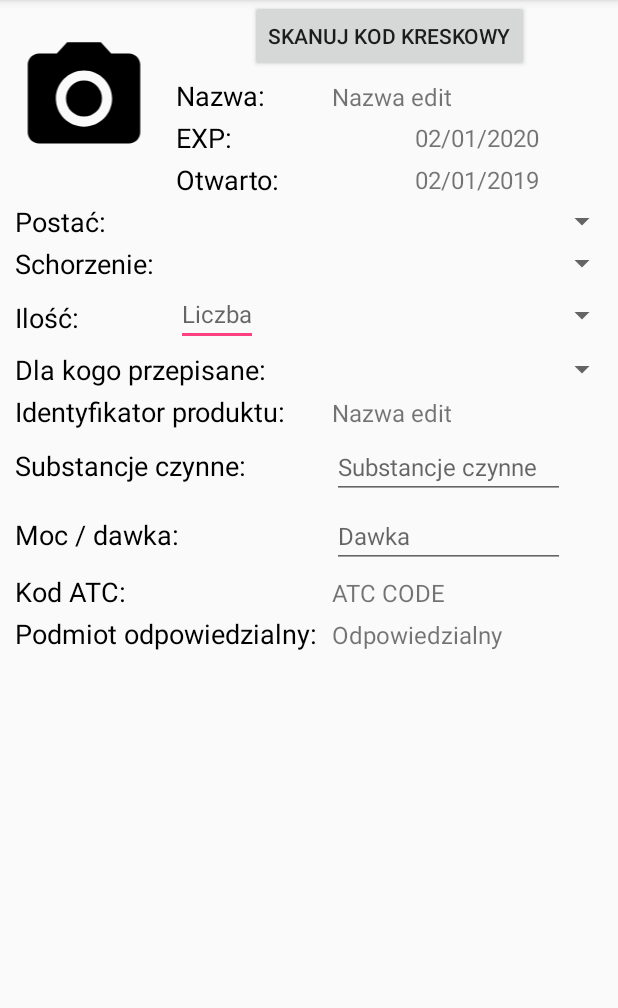
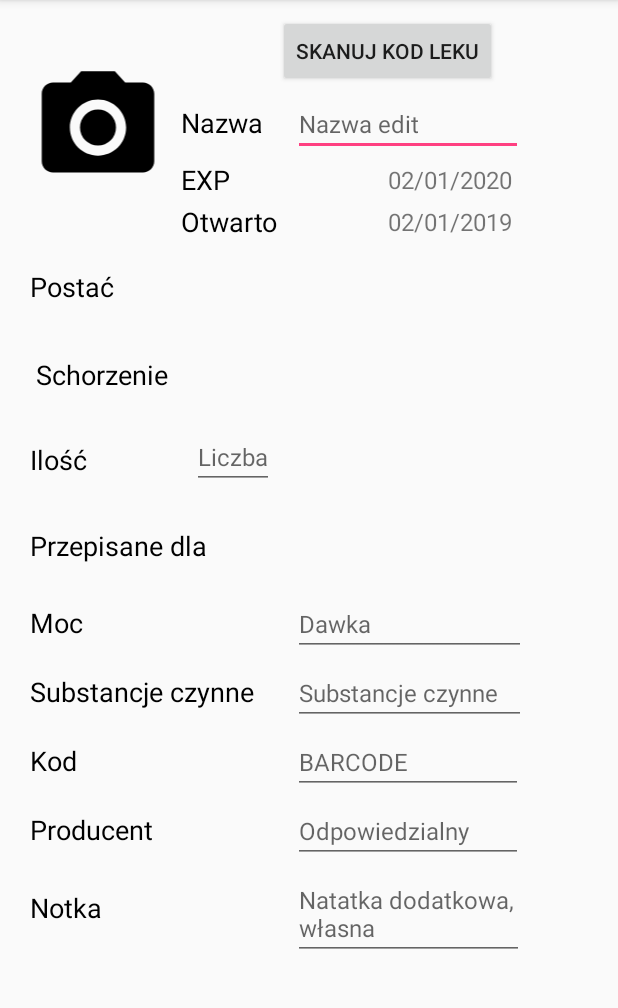
Before and after one commit to mysha13/MyFirstAidKit, an Android app: the AddMedicine screen opened directly, with no data from a screen before it, on a phone screen of 412 x 824 dp, the part 84-1092 px from its top. Run offline under Robolectric (Android 15) with nearby library versions, the phone set to English and light mode, and no system bars; our stand-ins replace ButterKnife.

Commit message:
Add calendar to AddMedicine Activity, add string list, change view
Calendar fo textviews to pick open and exp date

Change view
Add strings list

```diff
--- a/app/src/main/java/com/example/elasz/myfirstaidkit/AddMedicine.java
+++ b/app/src/main/java/com/example/elasz/myfirstaidkit/AddMedicine.java
@@ -1,10 +1,18 @@
 package com.example.elasz.myfirstaidkit;
 
+import android.app.DatePickerDialog;
 import android.content.Intent;
+import android.graphics.Color;
+import android.graphics.drawable.ColorDrawable;
 import android.support.v7.app.AppCompatActivity;
 import android.os.Bundle;
+import android.util.Log;
 import android.view.View;
 import android.widget.Button;
+import android.widget.DatePicker;
+import android.widget.TextView;
+
+import java.util.Calendar;
 
 import butterknife.BindView;
 import butterknife.ButterKnife;
@@ -12,6 +20,19 @@ import butterknife.OnClick;
 
 
 public class AddMedicine extends AppCompatActivity {
+
+    private static final String TAG = "AddMedicine";
+
+    @BindView(R.id.txt_expdate)
+    TextView displayExpDate;
+
+    @BindView(R.id.txt_opendate)
+    TextView displayOpenDate;
+
+    //private TextView mDisplayDate;
+    private DatePickerDialog.OnDateSetListener mDateSetListener;
+    private DatePickerDialog.OnDateSetListener mDateSetListenerForOpen;
+
 //butterknife nie działa!!!
     @BindView(R.id.btn_scanBarcode)
     Button btnScanBarcode;
@@ -22,16 +43,115 @@ public class AddMedicine extends AppCompatActivity {
         super.onCreate(savedInstanceState);
         setContentView(R.layout.activity_add_medicine);
         ButterKnife.bind(this);
+        displayExpDate = (TextView) findViewById(R.id.txt_expdate);
+        displayExpDate.setOnClickListener(new View.OnClickListener() {
+            @Override
+            public void onClick(View view) {
+                getExpDate();
+            }
+        });
+
+        displayOpenDate=(TextView) findViewById(R.id.txt_opendate);
+        displayOpenDate.setOnClickListener(new View.OnClickListener() {
+            @Override
+            public void onClick(View view) {
+                getOpenDate();
+            }
+        });
 
 
         btnScanBarcode = (Button) findViewById(R.id.btn_scanBarcode);
+        //mDisplayDate = (TextView) findViewById(R.id.txt_expdate);
         btnScanBarcode.setOnClickListener(new View.OnClickListener() {
             @Override
             public void onClick(View view) {
                 OpenBarcodeScannerActivity();
+
             }
         });
+
+            /*@Override
+            public void onClick(View view){
+                GetCurrentDateData();
+            }
+*/
+            /*mDisplayDate = (TextView) findViewById(R.id.txt_expdate);
+            mDisplayDate.setOnClickListener(new View.OnClickListener() {
+                @Override
+                public void onClick(View view) {
+                    Calendar cal = Calendar.getInstance();
+                    int year = cal.get(Calendar.YEAR);
+                    int month = cal.get(Calendar.MONTH);
+                    int day = cal.get(Calendar.DAY_OF_MONTH);
+                    DatePickerDialog dialog = new DatePickerDialog(
+                            AddMedicine.this,
+                            android.R.style.Theme_Holo_Light_Dialog_MinWidth,
+                            mDateSetListener,
+                            year,month,day);
+                    dialog.getWindow().setBackgroundDrawable(new ColorDrawable(Color.TRANSPARENT));
+                    dialog.show();*/
+
+
+
+
+
+        mDateSetListener = new DatePickerDialog.OnDateSetListener() {
+            @Override
+            public void onDateSet(DatePicker datePicker, int year, int month, int day) {
+                month = month + 1;
+                Log.d(TAG, "onDateSet: dd/mm/yyy: " + day + "/" + month + "/" + year);
+
+                String date = day + "/" + month + "/" + year;
+                displayExpDate.setText(date);
+
+            }
+        };
+
+        mDateSetListenerForOpen = new DatePickerDialog.OnDateSetListener() {
+            @Override
+            public void onDateSet(DatePicker datePicker, int year, int month, int day) {
+                month = month + 1;
+                Log.d(TAG, "onDateSet: dd/mm/yyy: " + day + "/" + month + "/" + year);
+
+                String date = day + "/" + month + "/" + year;
+                displayOpenDate.setText(date);
+
+            }
+        };
+
+
     }
+    @OnClick(R.id.txt_expdate)
+    public void getOpenDate(){
+        Calendar calendar = Calendar.getInstance();
+        int year = calendar.get(Calendar.YEAR);
+        int month = calendar.get(Calendar.MONTH);
+        int day = calendar.get(Calendar.DAY_OF_MONTH);
+        DatePickerDialog dialog = new DatePickerDialog(
+                AddMedicine.this,
+                android.R.style.Theme_Holo_Light_Dialog_MinWidth,
+                mDateSetListenerForOpen,
+                year,month,day);
+        dialog.getWindow().setBackgroundDrawable(new ColorDrawable(Color.TRANSPARENT));
+        dialog.show();
+    }
+
+    @OnClick(R.id.txt_expdate)
+    public void getExpDate(){
+        Calendar calendar = Calendar.getInstance();
+        int year = calendar.get(Calendar.YEAR);
+        int month = calendar.get(Calendar.MONTH);
+        int day = calendar.get(Calendar.DAY_OF_MONTH);
+        DatePickerDialog dialog = new DatePickerDialog(
+                AddMedicine.this,
+                android.R.style.Theme_Holo_Light_Dialog_MinWidth,
+                mDateSetListener,
+                year,month,day);
+        dialog.getWindow().setBackgroundDrawable(new ColorDrawable(Color.TRANSPARENT));
+        dialog.show();
+    }
+
+
 
     @OnClick(R.id.btn_scanBarcode)
     public void OpenBarcodeScannerActivity(){
--- a/app/src/main/res/layout/activity_add_medicine.xml
+++ b/app/src/main/res/layout/activity_add_medicine.xml
@@ -19,8 +19,11 @@
             android:layout_width="match_parent"
             android:layout_height="wrap_content"
             android:layout_weight="1"
+            android:verticalSpacing="1dp"
+            android:horizontalSpacing="5dp"
+            android:padding="10dp"
             android:columnCount="4"
-            android:rowCount="10">
+            android:rowCount="20">
 
             <ImageView
                 android:id="@+id/imageView2"
@@ -36,33 +39,33 @@
                 android:id="@+id/btn_scanBarcode"
                 android:layout_columnSpan="3"
                 android:textAlignment="center"
-                android:text="Skanuj kod kreskowy"
+                android:text="@string/addMedicine_btn_scanCode"
                 android:layout_width="wrap_content"
                 android:gravity="center_vertical"
                 android:layout_gravity="center"/>
 
             <TextView
                 android:id="@+id/txtview_name"
-                android:layout_marginLeft="10dp"
+                android:layout_marginLeft="5dp"
                 android:layout_marginTop="3dp"
-                android:text="Nazwa:"
+                android:text="@string/popular_name"
                 android:textColor="@android:color/black"
                 android:textSize="18dp" />
 
-            <TextView
+            <EditText
                 android:id="@+id/txt_name"
                 android:layout_width="153dp"
                 android:layout_columnSpan="2"
                 android:layout_marginLeft="10dp"
                 android:layout_marginTop="3dp"
-                android:text="Nazwa edit"
+                android:hint="Nazwa edit"
                 android:textSize="16dp" />
 
             <TextView
                 android:id="@+id/txtview_expdate"
-                android:layout_marginLeft="10dp"
+                android:layout_marginLeft="5dp"
                 android:layout_marginTop="3dp"
-                android:text="EXP: "
+                android:text="@string/popular_exp"
                 android:textColor="@android:color/black"
                 android:textSize="18dp" />
 
@@ -78,9 +81,9 @@
 
             <TextView
                 android:id="@+id/txtview_opendate"
-                android:layout_marginLeft="10dp"
+                android:layout_marginLeft="5dp"
                 android:layout_marginTop="3dp"
-                android:text="Otwarto: "
+                android:text="@string/addMedicine_txt_opened"
                 android:textColor="@android:color/black"
                 android:textSize="18dp" />
 
@@ -98,7 +101,8 @@
                 android:id="@+id/txtview_form"
                 android:layout_marginLeft="10dp"
                 android:layout_marginTop="3dp"
-                android:text="Postać:"
+                android:text="@string/popular_form"
+                android:layout_gravity="left|center_vertical"
                 android:textColor="@android:color/black"
                 android:textSize="18dp" />
 
@@ -110,39 +114,43 @@
                 android:text="Tabletki powlekane"
                 android:textSize="13dp" />-->
 
-            <Spinner
+            <ExpandableListView
                 android:id="@+id/spin_form"
                 android:layout_width="250dp"
+                android:layout_height="55dp"
                 android:layout_columnSpan="3"
                 android:layout_marginLeft="10dp"
                 android:layout_marginTop="3dp"
                 android:layout_gravity="right"
-                android:textSize="16dp"></Spinner>
+                android:textSize="16dp"></ExpandableListView>
 
 
             <TextView
                 android:id="@+id/txtview_sickness"
                 android:layout_marginLeft="10dp"
                 android:layout_marginTop="3dp"
-                android:text="Schorzenie: "
+                android:text="@string/popular_disease"
+                android:layout_gravity="center"
                 android:textColor="@android:color/black"
                 android:textSize="18dp" />
 
 
-            <Spinner
+            <ExpandableListView
                 android:id="@+id/spin_sickness"
                 android:layout_width="250dp"
+                android:layout_height="55dp"
                 android:layout_columnSpan="3"
                 android:layout_marginLeft="10dp"
                 android:layout_marginTop="3dp"
                 android:layout_gravity="right"
-                android:textSize="16dp"></Spinner>
+                android:textSize="16dp"></ExpandableListView>
 
             <TextView
                 android:id="@+id/txtview_numberofmedicine"
                 android:layout_marginLeft="10dp"
                 android:layout_marginTop="3dp"
-                android:text="Ilość: "
+                android:text="@string/popular_number"
+                android:layout_gravity="left|center_vertical"
                 android:textColor="@android:color/black"
                 android:textSize="18dp" />
 
@@ -150,6 +158,7 @@
                 android:id="@+id/txt_numberOfMedicine"
                 android:layout_marginLeft="10dp"
                 android:hint="Liczba"
+                android:layout_gravity="center_horizontal|center"
                 android:textSize="16dp" />
 
             <!--<TextView
@@ -166,57 +175,61 @@
                 android:text="opakowań"
                 android:textSize="13dp" />-->
 
-            <Spinner
+            <ExpandableListView
                 android:id="@+id/spin_formOfMedicine"
-                android:layout_width="153dp"
+                android:layout_width="160dp"
+                android:layout_height="55dp"
                 android:layout_columnSpan="2"
                 android:layout_marginLeft="10dp"
-                android:layout_marginTop="10dp"
                 android:layout_gravity="right"
-                android:textSize="16dp"></Spinner>
+                android:textSize="16dp"></ExpandableListView>
 
             <TextView
                 android:id="@+id/txtview_person"
                 android:layout_marginLeft="10dp"
                 android:layout_marginTop="3dp"
                 android:layout_columnSpan="2"
-                android:text="Dla kogo przepisane: "
+                android:text="@string/addMedicine_txt_forperson"
+                android:layout_gravity="left|center_vertical"
                 android:textColor="@android:color/black"
                 android:textSize="18dp" />
 
-            <Spinner
+            <ExpandableListView
                 android:id="@+id/spin_person"
-                android:layout_width="153dp"
+                android:layout_width="160dp"
+                android:layout_height="55dp"
                 android:layout_columnSpan="2"
                 android:layout_marginLeft="10dp"
                 android:layout_marginTop="3dp"
                 android:layout_gravity="right"
-                android:textSize="16dp"></Spinner>
+                android:textSize="16dp"></ExpandableListView>
 
             <TextView
-                android:id="@+id/txtview_idmedicine"
+                android:id="@+id/txtview_subsPower"
                 android:layout_marginLeft="10dp"
                 android:layout_marginTop="3dp"
                 android:layout_columnSpan="2"
-                android:text="Identyfikator produktu: "
+                android:text="@string/addMedicine_txt_power"
                 android:textColor="@android:color/black"
                 android:textSize="18dp" />
 
-            <TextView
-                android:id="@+id/txt_idOfMedicine"
-                android:layout_width="154dp"
+            <EditText
+                android:id="@+id/txt_subsPower"
+                android:layout_width="155dp"
                 android:layout_columnSpan="2"
                 android:layout_marginLeft="10dp"
                 android:layout_marginTop="3dp"
-                android:text="Nazwa edit"
+                android:hint="Dawka"
                 android:textSize="16dp" />
+
+
 
             <TextView
                 android:id="@+id/txtview_subsActive"
                 android:layout_marginLeft="10dp"
                 android:layout_marginTop="3dp"
                 android:layout_columnSpan="2"
-                android:text="Substancje czynne: "
+                android:text="@string/addMedicine_txt_activeSubs"
                 android:textColor="@android:color/black"
                 android:textSize="18dp" />
 
@@ -238,59 +251,63 @@
                 android:hint="Substancje czynne"
                 android:textSize="16dp" />
 
-            <TextView
-                android:id="@+id/txtview_subsPower"
-                android:layout_marginLeft="10dp"
-                android:layout_marginTop="3dp"
-                android:layout_columnSpan="2"
-                android:text="Moc / dawka: "
-                android:textColor="@android:color/black"
-                android:textSize="18dp" />
 
-            <EditText
-                android:id="@+id/txt_subsPower"
-                android:layout_width="155dp"
-                android:layout_columnSpan="2"
-                android:layout_marginLeft="10dp"
-                android:layout_marginTop="3dp"
-                android:hint="Dawka"
-                android:textSize="16dp" />
 
             <TextView
                 android:id="@+id/txtview_codeATC"
                 android:layout_marginLeft="10dp"
                 android:layout_marginTop="3dp"
                 android:layout_columnSpan="2"
-                android:text="Kod ATC:"
+                android:text="@string/addMedicine_txt_code"
                 android:textColor="@android:color/black"
                 android:textSize="18dp" />
 
-            <TextView
+            <EditText
                 android:id="@+id/txt_codeATC"
                 android:layout_width="153dp"
                 android:layout_columnSpan="2"
                 android:layout_marginLeft="10dp"
                 android:layout_marginTop="3dp"
-                android:text="ATC CODE"
+                android:hint="BARCODE"
                 android:textSize="16dp" />
 
             <TextView
                 android:id="@+id/txtview_responsibleObject"
                 android:layout_marginLeft="10dp"
+                android:layout_width="153dp"
                 android:layout_marginTop="3dp"
                 android:layout_columnSpan="2"
-                android:text="Podmiot odpowiedzialny:"
+                android:text="@string/addMedicine_txt_producer"
                 android:textColor="@android:color/black"
                 android:textSize="18dp" />
 
-            <TextView
+            <EditText
                 android:id="@+id/txt_responsibleObject"
                 android:layout_width="153dp"
                 android:layout_columnSpan="2"
                 android:layout_marginLeft="10dp"
                 android:layout_marginTop="3dp"
-                android:text="Odpowiedzialny"
+                android:hint="Odpowiedzialny"
                 android:textSize="16dp" />
+
+            <TextView
+                android:id="@+id/txtview_idmedicine"
+                android:layout_marginLeft="10dp"
+                android:layout_width="153dp"
+                android:layout_columnSpan="2"
+                android:text="@string/addMedicine_txt_note"
+                android:textColor="@android:color/black"
+                android:textSize="18dp" />
+
+            <EditText
+                android:id="@+id/txt_idOfMedicine"
+                android:layout_width="154dp"
+                android:layout_columnSpan="2"
+                android:layout_marginLeft="10dp"
+                android:layout_marginTop="3dp"
+                android:hint="Natatka dodatkowa, własna"
+                android:textSize="16dp" />
+
 
         </GridLayout>
 
--- a/app/src/main/res/values/strings.xml
+++ b/app/src/main/res/values/strings.xml
@@ -5,4 +5,36 @@
     <string name="navigation_drawer_close">Close navigation drawer</string>
 
     <string name="action_settings">Settings</string>
+
+
+    <string name="popular_name">Nazwa</string>
+    <string name="popular_exp">EXP</string>
+    <string name="popular_form">Postać</string>
+    <string name="popular_disease">Schorzenie</string>
+    <string name="popular_number">Ilość</string>
+
+    <string name="mainActivity_search">Szukaj leku</string>
+    <string name="mainActivity_add">Dodaj</string>
+    <string name="mainActivity_take">Zażyj</string>
+    <string name="mainActivity_alarms">Alarmy</string>
+    <string name="mainActivity_listOfMedicine">Lista leków</string>
+
+    <string name="oneInformationMedicine_txt_name">Nazwa</string>
+    <string name="oneInformationMedicine_txt_form">Postać</string>
+    <string name="oneInformationMedicine_txt_number">Ilość</string>
+    <string name="oneInformationMedicine_txt_exp">EXP</string>
+    <string name="oneInformationMedicine_txt_disease">Schorzenie</string>
+    <string name="oneInformationMedicine_checkb_taken">Zażywane</string>
+
+    <string name="addMedicine_btn_scanCode">Skanuj kod leku</string>
+    <string name="addMedicine_txt_name">Nazwa</string>
+    <string name="addMedicine_txt_opened">Otwarto</string>
+    <string name="addMedicine_txt_forperson">Przepisane dla</string>
+    <string name="addMedicine_txt_power">Moc</string>
+    <string name="addMedicine_txt_activeSubs">Substancje czynne</string>
+    <string name="addMedicine_txt_code">Kod</string>
+    <string name="addMedicine_txt_producer">Producent</string>
+    <string name="addMedicine_txt_note">Notka</string>
+
+
 </resources>
```
Also changed, not shown: app/src/main/res/layout/activity_one_medicine_information.xml (+8 -8 lines), app/src/main/res/layout/content_main.xml (+9 -8 lines).
